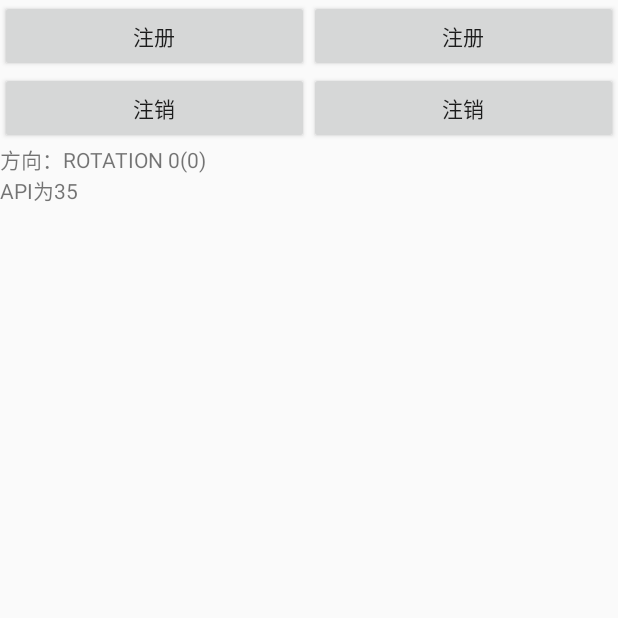
After one commit to HsuehX/XueFirstProject, an Android app: the AccelerometerSensorActivity screen opened directly, with no data from a screen before it, on a phone screen of 412 x 824 dp, the top half of it. The commit adds this screen. Run offline under Robolectric (Android 15) with nearby library versions, the phone set to English and light mode, and no system bars; Roboto replaces fonts that are not available here; 1 statement that could not run was skipped.

Commit message:
传感器

```diff
--- /dev/null
+++ b/app/src/main/java/com/example/lenovo/textviewspannerdalogexercise/activity/AccelerometerSensorActivity.java
@@ -0,0 +1,175 @@
+package com.example.lenovo.textviewspannerdalogexercise.activity;
+
+import android.app.Activity;
+import android.hardware.Sensor;
+import android.hardware.SensorEvent;
+import android.hardware.SensorManager;
+import android.hardware.SensorEventListener;
+import android.os.Build;
+import android.os.Bundle;
+import android.util.Log;
+import android.view.Surface;
+import android.view.View;
+import android.view.WindowManager;
+import android.widget.Button;
+import android.widget.TextView;
+
+import com.example.lenovo.textviewspannerdalogexercise.R;
+
+/**
+ * Created by xue on 2018/11/7.
+ */
+
+public class AccelerometerSensorActivity extends Activity implements SensorEventListener, View.OnClickListener {
+    private SensorManager sensorManager = null;
+    private Sensor accelerometerSensor = null;
+    private Sensor gyroscopeSensor = null;
+    private Button mAccelerometerBtn = null;
+    private Button mUnAccelerometerBtn = null;
+    private TextView mShowAccelerometerTv = null;
+    private Button mGyroscopeBtn = null;
+    private Button mUnGyroscopeBtn = null;
+    private TextView mShowGyroscopeTv = null;
+    private WindowManager window = null;
+
+    @Override
+    protected void onCreate(Bundle savedInstanceState) {
+        // TODO Auto-generated method stub
+        super.onCreate(savedInstanceState);
+        setContentView(R.layout.activity_accelerometer_sensor);
+        mAccelerometerBtn = (Button) findViewById(R.id.btn_accelerometer);
+        mUnAccelerometerBtn = (Button) findViewById(R.id.btn_un_accelerometer);
+        mShowAccelerometerTv = (TextView) findViewById(R.id.tv_show_accelerometer);
+        mGyroscopeBtn = (Button) findViewById(R.id.btn_gyroscope);
+        mUnGyroscopeBtn = (Button) findViewById(R.id.btn_un_gyroscope);
+        mShowGyroscopeTv = (TextView) findViewById(R.id.tv_show_gyroscope);
+        mAccelerometerBtn.setOnClickListener(this);
+        mUnAccelerometerBtn.setOnClickListener(this);
+        mGyroscopeBtn.setOnClickListener(this);
+        mUnGyroscopeBtn.setOnClickListener(this);
+
+        sensorManager = (SensorManager) getSystemService(SENSOR_SERVICE);
+
+        accelerometerSensor = sensorManager.getDefaultSensor(Sensor.TYPE_ACCELEROMETER);
+        gyroscopeSensor = sensorManager.getDefaultSensor(Sensor.TYPE_GYROSCOPE);
+//        gravitySensor = sensorManager.getDefaultSensor(Sensor.TYPE_GRAVITY);
+//        linearAcceleSensor = sensorManager.getDefaultSensor(Sensor.TYPE_LINEAR_ACCELERATION);
+
+
+        showInfo1("resolution is " + accelerometerSensor.getResolution());
+
+        showInfo1("API为" + Build.VERSION.SDK_INT);
+        window = (WindowManager) getSystemService(WINDOW_SERVICE);
+        showRotation();
+    }
+
+
+    @Override
+    protected void onResume() {
+//        sensorManager.registerListener(this, accelerometerSensor, SensorManager.SENSOR_DELAY_UI);
+        super.onResume();
+    }
+
+
+    @Override
+    protected void onPause() {
+//        sensorManager.unregisterListener(this);
+        super.onPause();
+    }
+
+
+    @Override
+    public void onAccuracyChanged(Sensor sensor, int accuracy) {
+        // TODO Auto-generated method stub
+        showInfo1(sensor.getName() + " accuracy changed: " + accuracy);
+    }
+
+    private int count = 1;
+    private int accelerometerTimes = 0;
+    private int gyroscopeTimes = 0;
+    private int sensorType = 0;//传感器类型 1为加速器，2为陀螺仪
+
+    @Override
+    /* 对于加速器，测量的是x、y、z三个轴向的加速度，分别从values[0]、values[1]、values[2]中读取。*/
+    public void onSensorChanged(SensorEvent event) {
+        if (sensorType == 1) {
+            if (accelerometerTimes < 5) {
+                int type = event.sensor.getType();
+                if (type == Sensor.TYPE_ACCELEROMETER) {
+                    showInfo1("加速器：" + " x:" + event.values[0] + " y:" + event.values[1]
+                            + " z:" + event.values[2]);
+                    accelerometerTimes++;
+                }
+            } else {
+                sensorManager.unregisterListener(this);
+            }
+        } else if (sensorType == 2) {
+            if (gyroscopeTimes < 5) {
+                if (event.sensor.getType() == Sensor.TYPE_GYROSCOPE) {
+                    gyroscopeShowInfo("事件：" + " x:" + event.values[0] + " y:" + event.values[1]
+                            + " z:" + event.values[2]);
+                    gyroscopeTimes++;
+                }
+            } else {
+                sensorManager.unregisterListener(this);
+            }
+        }
+    }
+
+    private void showRotation() {
+        int rotation = window.getDefaultDisplay().getRotation();
+        switch (rotation) {
+            case Surface.ROTATION_0:
+                showInfo1("方向：ROTATION 0(" + rotation + ")");
+                break;
+            case Surface.ROTATION_90:
+                showInfo1("方向：ROTATION 90(" + rotation + ")");
+                break;
+            case Surface.ROTATION_180:
+                showInfo1("方向：ROTATION 180(" + rotation + ")");
+                break;
+            case Surface.ROTATION_270:
+                showInfo1("方向：ROTATION 270(" + rotation + ")");
+                break;
+            default:
+                showInfo1("方向：(" + rotation + ")");
+                break;
+        }
+
+    }
+
+    private void gyroscopeShowInfo(String info) {
+        mShowGyroscopeTv.append("\n" + info);
+        Log.d("陀螺仪", info);
+    }
+
+    private void showInfo1(String info) {
+        mShowAccelerometerTv.setText(info + "\n" + mShowAccelerometerTv.getText());
+        //tv.append("\n" + info);
+        Log.d("加速器", info);
+    }
+
+    @Override
+    public void onClick(View v) {
+        switch (v.getId()) {
+            case R.id.btn_accelerometer:
+                accelerometerTimes = 0;
+                sensorType = 1;
+                sensorManager.registerListener(this, accelerometerSensor, SensorManager.SENSOR_DELAY_UI);
+                break;
+            case R.id.btn_un_accelerometer:
+                sensorManager.unregisterListener(this);
+                break;
+            case R.id.btn_gyroscope:
+                gyroscopeTimes = 0;
+                sensorType = 2;
+                sensorManager.registerListener(this, gyroscopeSensor, SensorManager.SENSOR_DELAY_UI);
+                break;
+            case R.id.btn_un_gyroscope:
+                sensorManager.unregisterListener(this);
+                break;
+            default:
+                break;
+        }
+    }
+}
--- /dev/null
+++ b/app/src/main/res/layout/activity_accelerometer_sensor.xml
@@ -0,0 +1,54 @@
+<?xml version="1.0" encoding="utf-8"?>
+<LinearLayout xmlns:android="http://schemas.android.com/apk/res/android"
+    android:layout_width="match_parent"
+    android:layout_height="match_parent"
+    android:orientation="horizontal">
+
+    <LinearLayout
+        android:layout_width="match_parent"
+        android:layout_height="wrap_content"
+        android:layout_weight="1"
+        android:orientation="vertical">
+
+        <Button
+            android:id="@+id/btn_accelerometer"
+            android:layout_width="match_parent"
+            android:layout_height="wrap_content"
+            android:text="注册" />
+
+        <Button
+            android:id="@+id/btn_un_accelerometer"
+            android:layout_width="match_parent"
+            android:layout_height="wrap_content"
+            android:text="注销" />
+
+        <TextView
+            android:id="@+id/tv_show_accelerometer"
+            android:layout_width="match_parent"
+            android:layout_height="wrap_content" />
+    </LinearLayout>
+
+    <LinearLayout
+        android:layout_width="match_parent"
+        android:layout_height="wrap_content"
+        android:layout_weight="1"
+        android:orientation="vertical">
+
+        <Button
+            android:id="@+id/btn_gyroscope"
+            android:layout_width="match_parent"
+            android:layout_height="wrap_content"
+            android:text="注册" />
+
+        <Button
+            android:id="@+id/btn_un_gyroscope"
+            android:layout_width="match_parent"
+            android:layout_height="wrap_content"
+            android:text="注销" />
+
+        <TextView
+            android:id="@+id/tv_show_gyroscope"
+            android:layout_width="match_parent"
+            android:layout_height="wrap_content" />
+    </LinearLayout>
+</LinearLayout>
```
Also changed, not shown: app/src/main/AndroidManifest.xml (+8 -0 lines), app/src/main/java/com/example/lenovo/textviewspannerdalogexercise/SecondActivity.java (+7 -1 lines), app/src/main/res/layout/activity_second.xml (+11 -1 lines).
